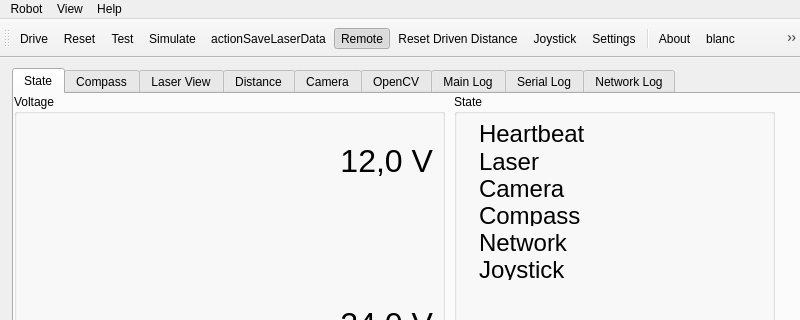
Qt form direcs/src/direcsSmall.ui (markusk/direcs) before a commit; both pictures show x 0 to 800 and y 0 to 320 of the 800 by 480 pixel window.
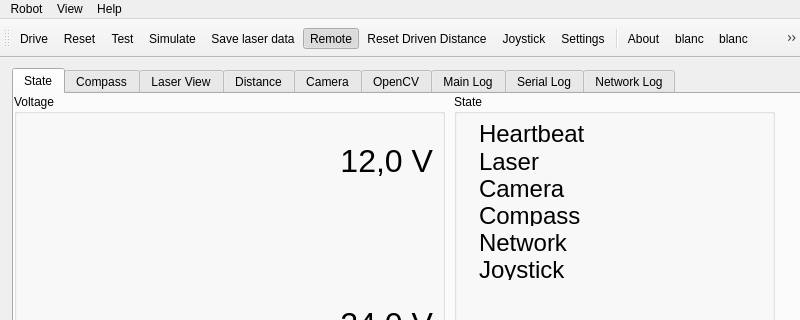
The same form after that commit. Icons and pictures are not drawn. Custom widgets are drawn as their Qt base class.

Commit message: Fixed duplicate shortcut; updated shortcut for save laser data.

Patch:
```diff
--- a/direcs/src/direcsSmall.ui
+++ b/direcs/src/direcsSmall.ui
@@ -2049,7 +2049,7 @@
      <normaloff>:/images/images/drive-harddisk.png</normaloff>:/images/images/drive-harddisk.png</iconset>
    </property>
    <property name="text">
-    <string>actionSaveLaserData</string>
+    <string>Save laser data</string>
    </property>
    <property name="toolTip">
     <string>Saves the current laser data to a .sim file</string>
```
Left out of the diff: 2 changed lines with no effect on the pictures. The commit also changes 1 other file.
